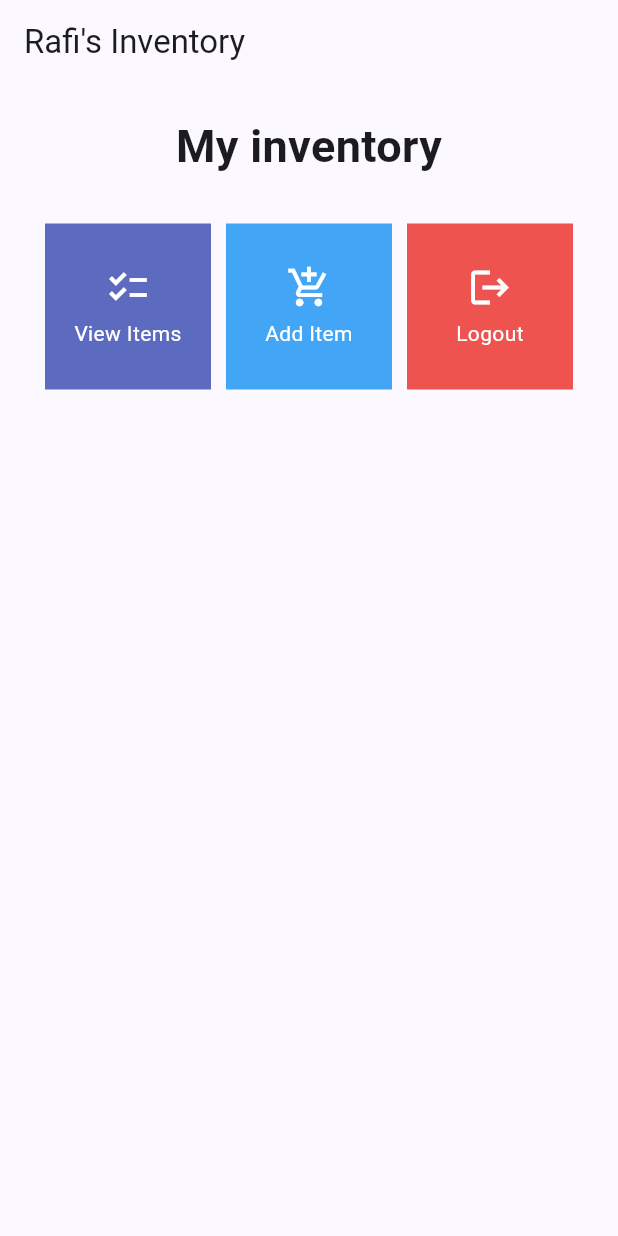
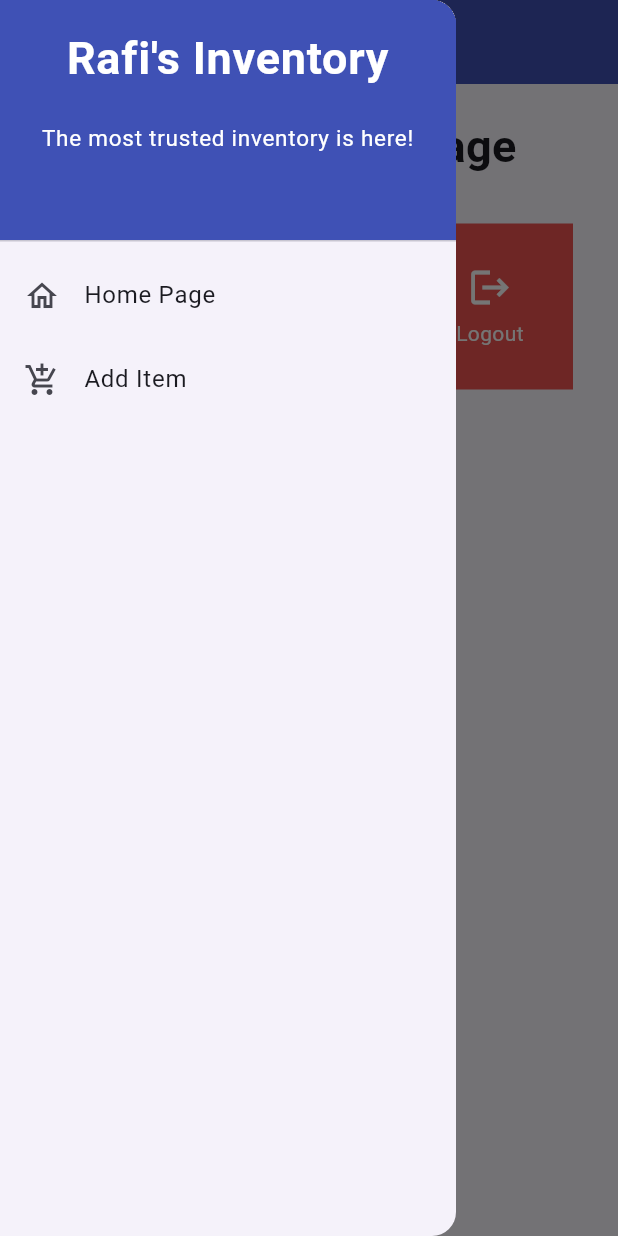
Before and after one commit to fiardiel/rafis-inventory-mobile, a Flutter app: the screen it shows after launch, with the side drawer open (before the commit the screen has no drawer), on a phone screen of 412 x 824 dp. Run offline on Flutter 3.47's test engine with Material 2 defaults, Android fonts, the phone set to English and light mode, and no system bars.

Commit message:
Done steps for assignment 8

```diff
--- a/lib/main.dart
+++ b/lib/main.dart
@@ -1,5 +1,5 @@
 import 'package:flutter/material.dart';
-import 'package:rafis_inventory/menu.dart';
+import 'package:rafis_inventory/screens/menu.dart';
 
 void main() {
   runApp(const MyApp());
@@ -12,7 +12,7 @@
   @override
   Widget build(BuildContext context) {
     return MaterialApp(
-      title: 'Rafis Inventory',
+      title: 'Rafi\'s Inventory',
       theme: ThemeData(
         // This is the theme of your application.
         //
--- a/lib/menu.dart
+++ b/lib/screens/menu.dart
@@ -1,20 +1,23 @@
 import 'package:flutter/material.dart';
+import 'package:rafis_inventory/screens/additem_form.dart';
+// import drawer widget
+import 'package:rafis_inventory/widgets/left_drawer.dart';
+import 'package:rafis_inventory/widgets/shop_card.dart';
 
-class Items {
+class ShopItem {
   final String name;
   final IconData icon;
   final Color color;
-
-  Items(this.name, this.icon, this.color);
+  ShopItem(this.name, this.icon, this.color);
 }
 
 class MyHomePage extends StatelessWidget {
   MyHomePage({Key? key}) : super(key: key);
 
-  final List<Items> items = [
-    Items("View Items", Icons.checklist, Colors.indigo.shade400),
-    Items("Add Item", Icons.add_shopping_cart, Colors.blue.shade400),
-    Items("Logout", Icons.logout, Colors.red.shade400),
+  final List<ShopItem> items = [
+    ShopItem("View Items", Icons.checklist, Colors.indigo.shade400),
+    ShopItem("Add Item", Icons.add_shopping_cart, Colors.blue.shade400),
+    ShopItem("Logout", Icons.logout, Colors.red.shade400),
   ];
 
   // This widget is the home page of your application. It is stateful, meaning
@@ -33,7 +36,10 @@
         title: const Text(
           'Rafi\'s Inventory',
         ),
+        backgroundColor: Colors.indigo,
+        foregroundColor: Colors.white,
       ),
+      drawer: const LeftDrawer(),
       body: SingleChildScrollView(
         // Scrolling wrapper widget
         child: Padding(
@@ -45,7 +51,7 @@
                 padding: EdgeInsets.only(top: 10.0, bottom: 10.0),
                 // Text widget to display text with center alignment and appropriate style
                 child: Text(
-                  'My inventory', // Text indicating the shop name
+                  'Your Inventory Page', // Text indicating the shop name
                   textAlign: TextAlign.center,
                   style: TextStyle(
                     fontSize: 30,
@@ -62,9 +68,9 @@
                 mainAxisSpacing: 10,
                 crossAxisCount: 3,
                 shrinkWrap: true,
-                children: items.map((Items item) {
+                children: items.map((ShopItem item) {
                   // Iteration for each item
-                  return ItemCard(item);
+                  return ShopCard(item);
                 }).toList(),
               ),
             ],
@@ -75,23 +81,32 @@
   }
 }
 
-class ItemCard extends StatelessWidget {
-  final Items item;
+class ShopCard extends StatelessWidget {
+  final ShopItem item;
 
-  const ItemCard(this.item, {Key? key}); // Constructor
+  const ShopCard(this.item, {Key? key}); // Constructor
 
   @override
   Widget build(BuildContext context) {
     return Material(
       color: item.color,
       child: InkWell(
-        // Responsive touch area
+        // Area responsive to touch
         onTap: () {
-          // Show a SnackBar when clicked
+          // Show SnackBar when clicked
           ScaffoldMessenger.of(context)
             ..hideCurrentSnackBar()
             ..showSnackBar(SnackBar(
                 content: Text("You pressed the ${item.name} button!")));
+
+          // Navigate to the appropriate route (depending on the button type)
+          if (item.name == "Add Item") {
+            Navigator.push(
+                context,
+                MaterialPageRoute(
+                  builder: (context) => const ShopFormPage(),
+                ));
+          }
         },
         child: Container(
           // Container to hold Icon and Text
--- /dev/null
+++ b/lib/widgets/left_drawer.dart
@@ -0,0 +1,69 @@
+import 'package:flutter/material.dart';
+import 'package:rafis_inventory/screens/menu.dart';
+import 'package:rafis_inventory/screens/additem_form.dart';
+
+class LeftDrawer extends StatelessWidget {
+  const LeftDrawer({super.key});
+
+  @override
+  Widget build(BuildContext context) {
+    return Drawer(
+      child: ListView(
+        children: [
+          const DrawerHeader(
+            decoration: BoxDecoration(
+              color: Colors.indigo,
+            ),
+            child: Column(
+              children: [
+                Text(
+                  'Rafi\'s Inventory',
+                  textAlign: TextAlign.center,
+                  style: TextStyle(
+                    fontSize: 30,
+                    fontWeight: FontWeight.bold,
+                    color: Colors.white,
+                  ),
+                ),
+                Padding(padding: EdgeInsets.all(10)),
+                Text(
+                    "The most trusted inventory is here!",
+                    style: TextStyle(
+                      fontSize: 15,
+                      color: Colors.white,
+                      fontWeight: FontWeight.normal,
+                    ),
+                    textAlign: TextAlign.center,
+                ),
+              ],
+            ),
+          ),
+          ListTile(
+            leading: const Icon(Icons.home_outlined),
+            title: const Text('Home Page'),
+            // redirect to MyHomePage
+            onTap: () {
+              Navigator.pushReplacement(
+                  context,
+                  MaterialPageRoute(
+                    builder: (context) => MyHomePage(),
+                  ));
+            },
+          ),
+          ListTile(
+            leading: const Icon(Icons.add_shopping_cart),
+            title: const Text('Add Item'),
+            // redirect to ShopFormPage
+            onTap: () {
+              Navigator.pushReplacement(
+                  context,
+                  MaterialPageRoute(
+                    builder: (context) => const ShopFormPage(),
+                  ));
+            },
+          ),
+        ],
+      ),
+    );
+  }
+}
```
Also changed, not shown: lib/screens/additem_form.dart (added, +161 -0 lines), lib/widgets/shop_card.dart (added).
